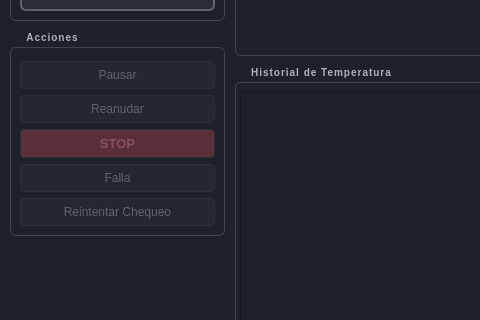
Qt form assets/ui/main_window.ui (giulianoturpia1/PolyConLab_SCADA) before a commit; both pictures show x 0 to 480 and y 159 to 479 of the 1280 by 800 pixel window.
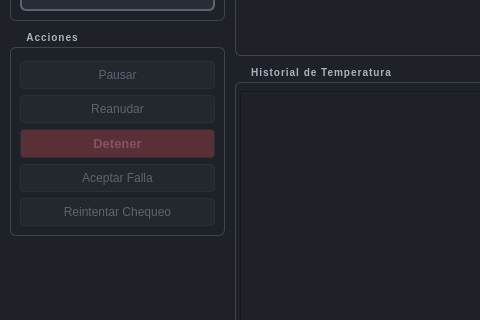
The same form after that commit. Custom widgets are drawn as their Qt base class.

Patch:
```diff
--- a/assets/ui/main_window.ui
+++ b/assets/ui/main_window.ui
@@ -280,13 +280,13 @@
              </item>
              <item>
               <widget class="QPushButton" name="btn_estop">
-               <property name="text"><string>STOP</string></property>
+               <property name="text"><string>Detener</string></property>
                <property name="enabled"><bool>false</bool></property>
               </widget>
              </item>
              <item>
               <widget class="QPushButton" name="btn_ack">
-               <property name="text"><string>Falla</string></property>
+               <property name="text"><string>Aceptar Falla</string></property>
                <property name="enabled"><bool>false</bool></property>
               </widget>
              </item>
```
Left out of the diff: 7 changed lines with no effect on the pictures.
